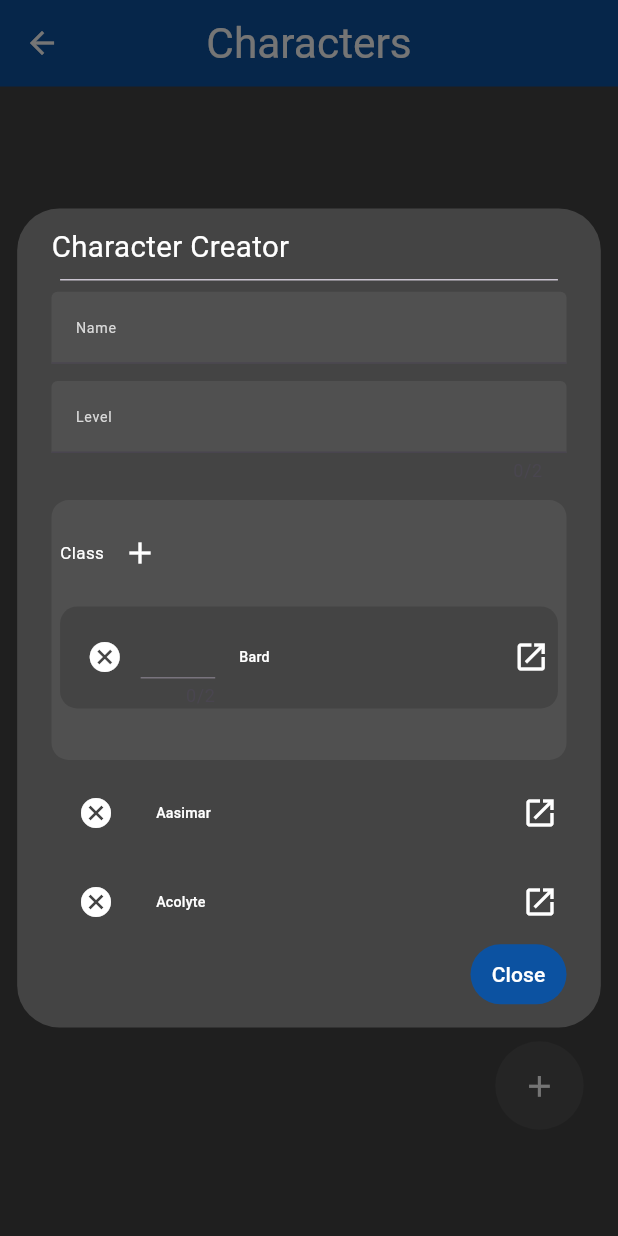
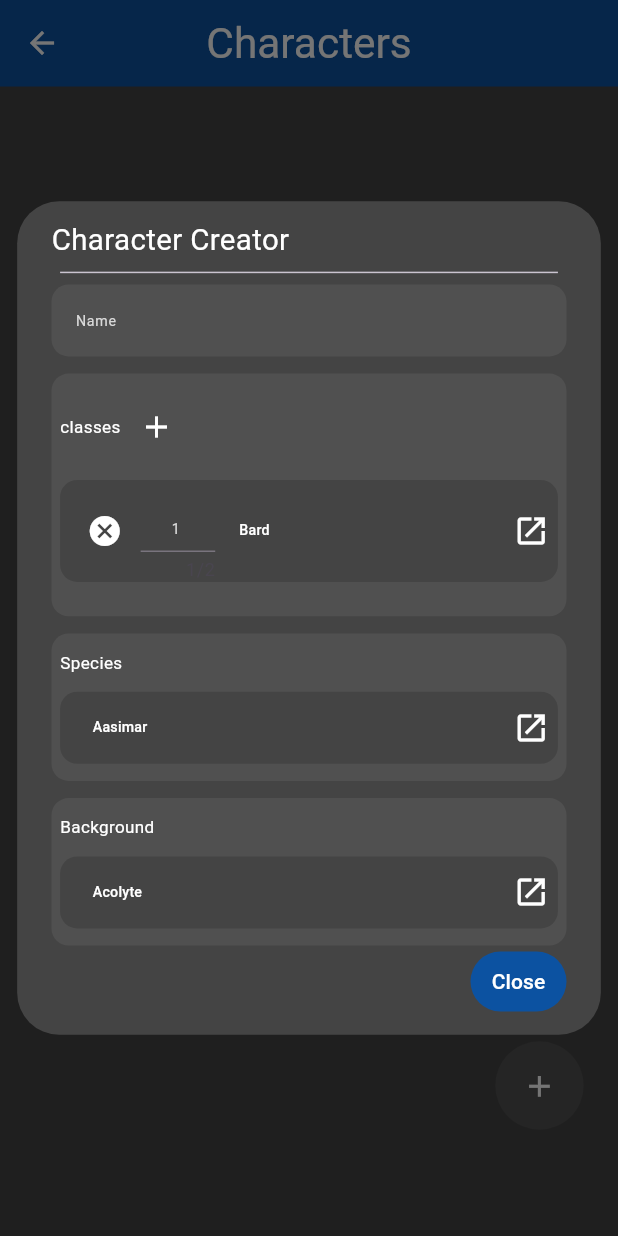
Before and after one commit to dominikk-lovric/DnD-app, a Flutter app: the CharacterSelectionPage screen opened directly, after a tap on the "add" icon, on a phone screen of 412 x 824 dp. Run offline on Flutter 3.47's test engine with Material 3 defaults, Android fonts, the phone set to English and light mode, and no system bars; our stand-ins replace device_info_plus, flutter_riverpod, shared_preferences; accounts and stored records are empty.

Commit message:
Commit #48: 	Fix working on character crator, planning on making it work with the schemas

```diff
--- a/lib/widgets/character_creator_widget.dart
+++ b/lib/widgets/character_creator_widget.dart
@@ -26,6 +26,7 @@ class CharacterCreatorWidgetState
   Map<String, dynamic> speciesData = {};
   Map<String, dynamic> backgroundData = {};
   Map<String, dynamic> schemata = {};
+
   int classesNum = 1;
   int level = 0;
   bool loaded = false;
@@ -60,7 +61,7 @@ class CharacterCreatorWidgetState
       backgroundData = backgrounds;
       schemata = schema;
       loaded = true;
-      selectedMap["class1"] = selectedMap["class1"] ?? classData.keys.first;
+      selectedMap["classes"] = selectedMap["classes"] ?? [classData.keys.first];
       selectedMap["species"] = selectedMap["species"] ?? speciesData.keys.first;
       selectedMap["backgrounds"] =
           selectedMap["backgrounds"] ?? backgroundData.keys.first;
@@ -88,44 +89,13 @@ class CharacterCreatorWidgetState
               ),
               filled: true,
               fillColor: colorController.getColor(3),
-              focusedBorder: OutlineInputBorder(
-                borderRadius: BorderRadius.all(Radius.circular(30)),
-                borderSide: BorderSide(color: colorController.getColor(4)),
+              border: OutlineInputBorder(
+                borderSide: BorderSide.none,
+                borderRadius: BorderRadius.all(
+                  Radius.circular(MediaQuery.sizeOf(context).height / 72),
+                ),
               ),
             ),
-          ),
-
-          TextFormField(
-            style: textStyleController.getTextStyle(6, 4),
-            maxLength: 2,
-            decoration: InputDecoration(
-              label: Text(
-                "Level",
-                style: textStyleController.getTextStyle(6, 5),
-              ),
-              hintText: "1-20",
-              filled: true,
-              fillColor: colorController.getColor(3),
-              focusedBorder: OutlineInputBorder(
-                borderSide: BorderSide(color: colorController.getColor(4)),
-              ),
-              hintStyle: textStyleController.getTextStyle(6, 5),
-            ),
-            keyboardType: TextInputType.numberWithOptions(),
-            validator: (value) {
-              return (int.parse(value ?? "0") <= 20 &&
-                      int.parse(value ?? "0") > 0)
-                  ? null
-                  : "Level must be between 1 and 20";
-            },
-            onChanged: (value) {
-              try {
-                level = int.parse(value);
-              } catch (e) {
-                level = 0;
-              }
-              print(level);
-            },
           ),
           Container(
             padding: EdgeInsets.symmetric(
@@ -139,43 +109,125 @@ class CharacterCreatorWidgetState
               ),
             ),
             child: Column(
-              spacing: MediaQuery.sizeOf(context).height / 72,
+              crossAxisAlignment: CrossAxisAlignment.start,
               children: [
                 Row(
                   children: [
                     Text(
-                      "Class",
+                      "classes",
                       style: textStyleController.getTextStyle(5, 4),
                     ),
                     IconButton(
                       onPressed: () {
                         classesNum++;
-                        selectedMap["class".toString() +
-                                classesNum.toString()] =
-                            selectedMap["class".toString() +
-                                classesNum.toString()] ??
-                            classData.keys.first;
+                        selectedMap["classes"].add(classData.keys.first);
                         setState(() {});
                       },
                       icon: Icon(Icons.add, color: colorController.getColor(4)),
                     ),
                   ],
                 ),
-                ...selectedMap.keys.toList().map((id) {
-                  if (id.startsWith("class"))
-                    return getChoiceSelector(
-                      classData,
-                      id,
-                      "classes",
-                      level: true,
-                    );
-                  return SizedBox.shrink();
+                SizedBox(height: MediaQuery.sizeOf(context).height / 72),
+                ...selectedMap["classes"].map((id) {
+                  int num = selectedMap["classes"].indexOf(id);
+                  print(id + "=" + num.toString());
+                  print(selectedMap["classes"][num]);
+                  return Column(
+                    children: [
+                      getChoiceSelector(
+                        classData,
+                        (el) => el["classes"][num],
+                        (el, val) => el["classes"][num] = val,
+                        "classes",
+                        additionalWidgets: [
+                          IconButton(
+                            onPressed: () {
+                              selectedMap["classes"].remove(id);
+                              setState(() {});
+                            },
+                            icon: Icon(
+                              Icons.cancel,
+                              color: colorController.getColor(4),
+                            ),
+                          ),
+                          Flexible(
+                            flex: 1,
+                            child: TextFormField(
+                              initialValue: "1",
+                              maxLength: 2,
+                              style: textStyleController.getTextStyle(6, 5),
+                              textAlign: TextAlign.center,
+                              textAlignVertical: TextAlignVertical.center,
+                              validator: (value) {
+                                return (int.parse(value ?? "0") <= 20 &&
+                                        int.parse(value ?? "0") > 0)
+                                    ? null
+                                    : "Level must be between 1 and 20";
+                              },
+                            ),
+                          ),
+                        ],
+                      ),
+                      SizedBox(height: MediaQuery.sizeOf(context).height / 72),
+                    ],
+                  );
                 }),
               ],
             ),
           ),
-          getChoiceSelector(speciesData, "species", "species"),
-          getChoiceSelector(backgroundData, "backgrounds", "backgrounds"),
+          Container(
+            padding: EdgeInsets.symmetric(
+              horizontal: MediaQuery.sizeOf(context).height / 144,
+              vertical: MediaQuery.sizeOf(context).height / 72,
+            ),
+            decoration: BoxDecoration(
+              color: colorController.getColor(3),
+              borderRadius: BorderRadius.circular(
+                MediaQuery.sizeOf(context).height / 72,
+              ),
+            ),
+            child: Column(
+              crossAxisAlignment: CrossAxisAlignment.start,
+              children: [
+                Text("Species", style: textStyleController.getTextStyle(5, 4)),
+                SizedBox(height: MediaQuery.sizeOf(context).height / 72),
+                getChoiceSelector(
+                  speciesData,
+                  (el) => el["species"],
+                  (el, val) => el["species"] = val,
+                  "species",
+                ),
+              ],
+            ),
+          ),
+          Container(
+            padding: EdgeInsets.symmetric(
+              horizontal: MediaQuery.sizeOf(context).height / 144,
+              vertical: MediaQuery.sizeOf(context).height / 72,
+            ),
+            decoration: BoxDecoration(
+              color: colorController.getColor(3),
+              borderRadius: BorderRadius.circular(
+                MediaQuery.sizeOf(context).height / 72,
+              ),
+            ),
+            child: Column(
+              crossAxisAlignment: CrossAxisAlignment.start,
+              children: [
+                Text(
+                  "Background",
+                  style: textStyleController.getTextStyle(5, 4),
+                ),
+                SizedBox(height: MediaQuery.sizeOf(context).height / 72),
+                getChoiceSelector(
+                  backgroundData,
+                  (el) => el["backgrounds"],
+                  (el, val) => el["backgrounds"] = val,
+                  "backgrounds",
+                ),
+              ],
+            ),
+          ),
         ],
       ),
     );
@@ -183,9 +235,10 @@ class CharacterCreatorWidgetState
 
   Widget getChoiceSelector(
     Map<String, dynamic> options,
-    String selectorId,
+    dynamic Function(dynamic) selector,
+    void Function(Map<String, dynamic>, dynamic) setter,
     String category, {
-    bool level = false,
+    List<Widget>? additionalWidgets = null,
   }) {
     List<String> keys = options.keys.toList();
     return Container(
@@ -202,32 +255,12 @@ class CharacterCreatorWidgetState
       child: Row(
         mainAxisSize: MainAxisSize.min,
         children: [
-          IconButton(
-            onPressed: () {
-              selectedMap.remove(selectorId);
-              setState(() {});
-            },
-            icon: Icon(Icons.cancel, color: colorController.getColor(4)),
-          ),
-          if (level)
-            Flexible(
-              flex: 1,
-              child: TextFormField(
-                maxLength: 2,
-                validator: (value) {
-                  return (int.parse(value ?? "0") <= 20 &&
-                          int.parse(value ?? "0") > 0)
-                      ? null
-                      : "Level must be between 1 and 20";
-                },
-              ),
-            ),
-
+          ...additionalWidgets ?? [],
           Flexible(
             flex: 4,
             child: DropdownButtonFormField(
               icon: const SizedBox.shrink(),
-              initialValue: selectedMap[selectorId],
+              initialValue: selector(selectedMap),
               dropdownColor: colorController.getColor(3),
               decoration: InputDecoration(
                 suffixIcon: null,
@@ -246,13 +279,13 @@ class CharacterCreatorWidgetState
                 );
               }).toList(),
               onChanged: (value) async {
-                setState(() => selectedMap[selectorId] = value ?? "");
+                setState(() => setter(selectedMap, value ?? ""));
               },
             ),
           ),
           DescriptionWidget(
-            options[selectedMap[selectorId]]["name"].toString(),
-            buildInfoWidget(options[selectedMap[selectorId]]["json"]),
+            options[selector(selectedMap)]["name"].toString(),
+            buildInfoWidget(options[selector(selectedMap)]["json"]),
             category + "DescriptionStyle",
             clickWidget: Icon(
               Icons.open_in_new,
@@ -286,4 +319,29 @@ class CharacterCreatorWidgetState
       },
     );
   }
+
+  Widget getStartingEquipment(String path) {
+    return FutureBuilder<dynamic>(
+      future: JsonService.loadFromPath(path),
+      builder: (context, snapshot) {
+        if (snapshot.connectionState == ConnectionState.waiting) {
+          return const Center(child: CircularProgressIndicator());
+        }
+
+        if (snapshot.hasError) {
+          return Text("Error loading data: ${snapshot.error}");
+        }
+
+        if (!snapshot.hasData) {
+          return const SizedBox.shrink();
+        }
+
+        final infoData = Map<String, dynamic>.from(snapshot.data as Map);
+        List<List<dynamic>> equipment =
+            infoData["startingEquipment"] ?? (infoData["equipment"] ?? []);
+
+        return RadioGroup(onChanged: (value) {}, child: Column());
+      },
+    );
+  }
 }
```
